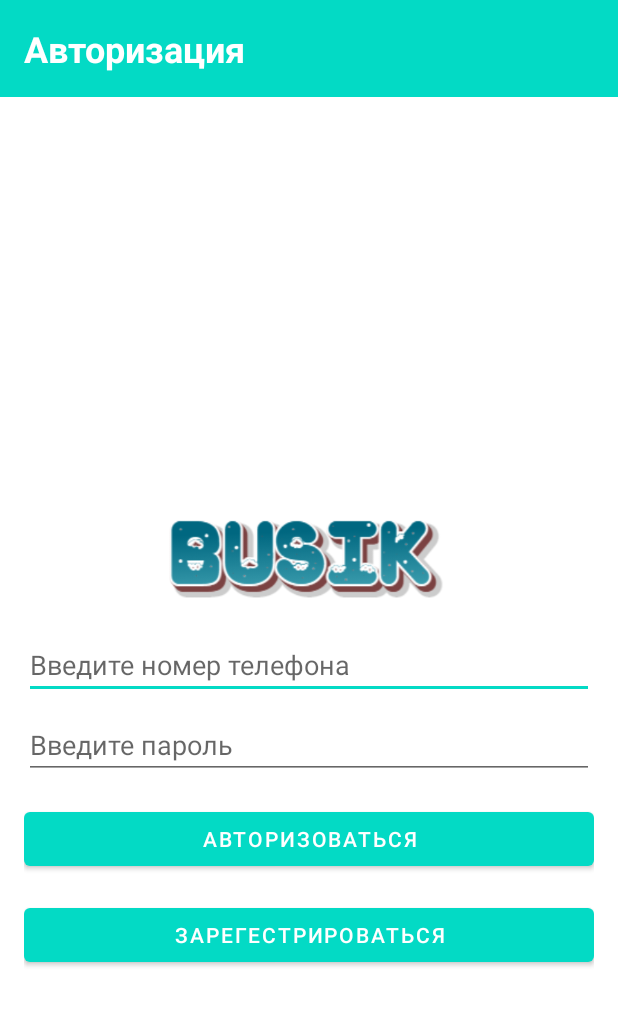
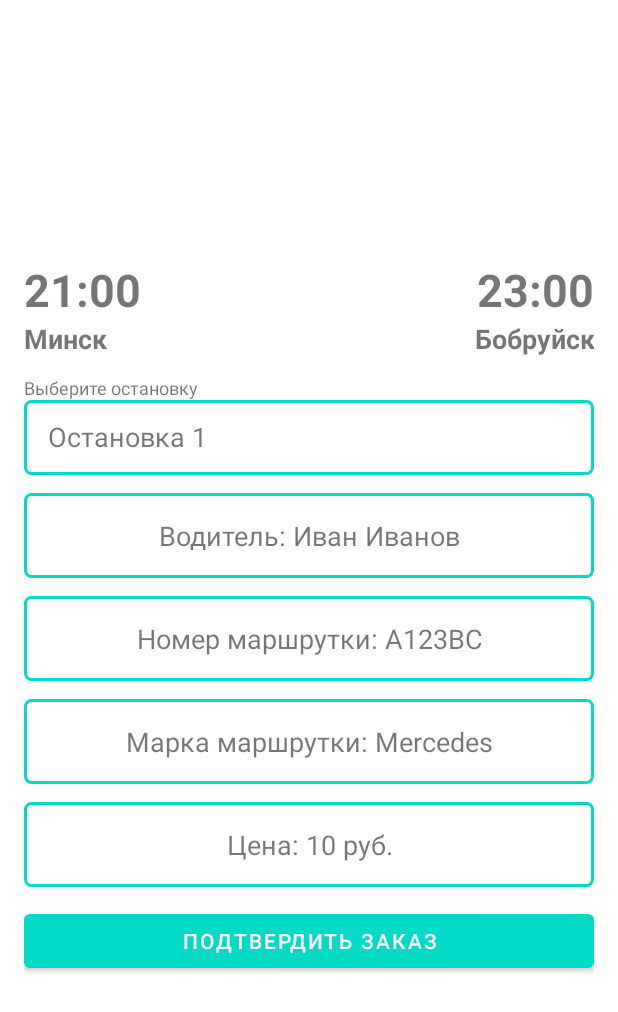
Before and after one commit to D1le1/Route-Ordering-App, an Android app: the screen it shows after launch (AuthActivity), on a phone screen of 412 x 824 dp. Shown: the top 1012 px of the screen. Run offline under Robolectric (Android 15) with nearby library versions, the phone set to English and light mode, and no system bars.

Commit message:
Start Work With Book

```diff
--- a/BusIk/app/src/main/java/com/example/busik/AuthActivity.java
+++ b/BusIk/app/src/main/java/com/example/busik/AuthActivity.java
@@ -3,8 +3,10 @@ package com.example.busik;
 import android.content.Intent;
 import android.os.Bundle;
 import android.util.Log;
+import android.widget.ArrayAdapter;
 import android.widget.Button;
 import android.widget.EditText;
+import android.widget.Spinner;
 import android.widget.TextView;
 
 import androidx.appcompat.app.AppCompatActivity;
@@ -16,6 +18,9 @@ import java.io.PrintWriter;
 import java.net.Socket;
 import java.security.MessageDigest;
 import java.security.NoSuchAlgorithmException;
+import java.util.ArrayList;
+import java.util.Arrays;
+import java.util.List;
 import java.util.Scanner;
 
 public class AuthActivity extends AppCompatActivity {
@@ -31,19 +36,25 @@ public class AuthActivity extends AppCompatActivity {
     @Override
     protected void onCreate(Bundle savedInstanceState) {
         super.onCreate(savedInstanceState);
-        setContentView(R.layout.activity_auth);
+        setContentView(R.layout.activity_book);
 
-        fillLayout();
+        Spinner spinner = findViewById(R.id.departure_spinner);
+        List<String> list;
+        list = Arrays.asList("Остановка 1", "Остановка 2", "Остановка 3", "Остановка 4");
+        ArrayAdapter<String> departureAdapter = new ArrayAdapter<>(this, R.layout.spinner_text, list);
+        spinner.setAdapter(departureAdapter);
 
-        ServerWork.connectToServer();
-
-        registerButton.setOnClickListener(v -> {
-            Intent intent = new Intent(this, RegisterActivity.class);
-            startActivity(intent);
-        });
-
-        loginButton.setOnClickListener(v ->
-                new AuthTask(this).execute(login.getText().toString(), hashPassword(password.getText().toString())));
+//        fillLayout();
+//
+//        ServerWork.connectToServer();
+//
+//        registerButton.setOnClickListener(v -> {
+//            Intent intent = new Intent(this, RegisterActivity.class);
+//            startActivity(intent);
+//        });
+//
+//        loginButton.setOnClickListener(v ->
+//                new AuthTask(this).execute(login.getText().toString(), hashPassword(password.getText().toString())));
     }
 
     private void fillLayout()
--- /dev/null
+++ b/BusIk/app/src/main/res/layout/activity_book.xml
@@ -0,0 +1,121 @@
+<?xml version="1.0" encoding="utf-8"?>
+<LinearLayout xmlns:android="http://schemas.android.com/apk/res/android"
+    android:layout_width="match_parent"
+    android:layout_height="match_parent"
+    android:orientation="vertical"
+    android:gravity="center_vertical"
+    android:padding="16dp">
+
+    <LinearLayout
+        android:layout_width="match_parent"
+        android:layout_height="wrap_content"
+        android:orientation="horizontal">
+
+        <TextView
+            android:layout_width="0dp"
+            android:layout_height="wrap_content"
+            android:layout_weight="1"
+            android:text="21:00"
+            android:textStyle="bold"
+            android:textSize="30sp" />
+
+        <TextView
+            android:layout_width="0dp"
+            android:layout_height="wrap_content"
+            android:layout_weight="1"
+            android:text="23:00"
+            android:textStyle="bold"
+            android:gravity="right"
+            android:textSize="30sp" />
+
+    </LinearLayout>
+
+    <LinearLayout
+        android:layout_width="match_parent"
+        android:layout_height="wrap_content"
+        android:orientation="horizontal">
+
+        <TextView
+            android:layout_width="0dp"
+            android:layout_height="wrap_content"
+            android:text="Минск"
+            android:textStyle="bold"
+            android:layout_weight="1"
+            android:textSize="18sp" />
+
+        <TextView
+            android:layout_width="0dp"
+            android:layout_height="wrap_content"
+            android:layout_weight="1"
+            android:text="Бобруйск"
+            android:textStyle="bold"
+            android:gravity="right"
+            android:textSize="18sp" />
+
+    </LinearLayout>
+
+    <TextView
+        android:layout_width="wrap_content"
+        android:layout_height="wrap_content"
+        android:layout_marginTop="12dp"
+        android:text="Выберите остановку"
+        android:textSize="12sp" />
+
+    <Spinner
+        android:id="@+id/departure_spinner"
+        android:layout_width="match_parent"
+        android:layout_height="50dp"
+        android:textColor="@color/black"
+        android:background="@drawable/spinner_bg"
+        android:spinnerDropDownItemStyle="@style/SpinnerStyle"/>
+
+    <TextView
+        android:layout_width="match_parent"
+        android:layout_height="wrap_content"
+        android:layout_marginTop="12dp"
+        android:layout_marginBottom="12dp"
+        android:background="@drawable/spinner_bg"
+        android:padding="16dp"
+        android:gravity="center"
+        android:text="Водитель: Иван Иванов"
+        android:textSize="18sp" />
+
+    <TextView
+        android:layout_width="match_parent"
+        android:layout_height="wrap_content"
+        android:text="Номер маршрутки: А123BC"
+        android:gravity="center"
+        android:layout_marginBottom="12dp"
+        android:background="@drawable/spinner_bg"
+        android:padding="16dp"
+        android:textSize="18sp" />
+
+    <TextView
+        android:layout_width="match_parent"
+        android:layout_height="wrap_content"
+        android:gravity="center"
+        android:text="Марка маршрутки: Mercedes"
+        android:background="@drawable/spinner_bg"
+        android:layout_marginBottom="12dp"
+        android:padding="16dp"
+        android:textSize="18sp" />
+
+    <TextView
+        android:layout_width="match_parent"
+        android:layout_height="wrap_content"
+        android:background="@drawable/spinner_bg"
+        android:padding="16dp"
+        android:text="Цена: 10 руб."
+        android:layout_marginBottom="12dp"
+        android:gravity="center"
+        android:textSize="18sp" />
+
+
+
+    <Button
+        android:id="@+id/btn_confirm_order"
+        android:layout_width="match_parent"
+        android:layout_height="wrap_content"
+        android:text="Подтвердить заказ" />
+
+</LinearLayout>
--- /dev/null
+++ b/BusIk/app/src/main/res/layout/spinner_text.xml
@@ -0,0 +1,12 @@
+<?xml version="1.0" encoding="utf-8"?>
+
+<TextView xmlns:android="http://schemas.android.com/apk/res/android"
+    android:id="@android:id/text1"
+    android:layout_width="match_parent"
+    android:layout_height="wrap_content"
+    android:gravity="center_vertical"
+    android:textSize="18sp"
+    android:paddingStart="?android:attr/listPreferredItemPaddingStart"
+    android:paddingEnd="?android:attr/listPreferredItemPaddingEnd"
+    android:background="?android:attr/activatedBackgroundIndicator"
+    android:minHeight="?android:attr/listPreferredItemHeightSmall" />
```
